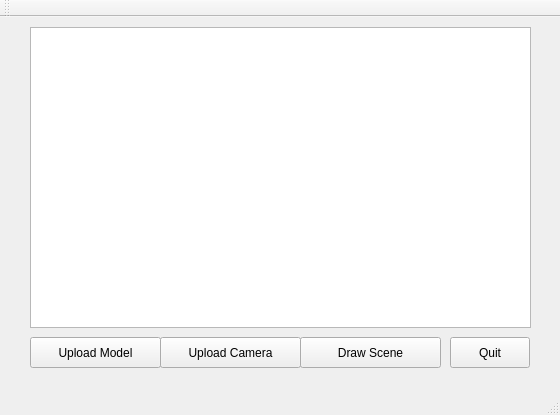
First picture: the form in mainwindow.ui, repository aminbenarieb/oop_lab3, before the edit.
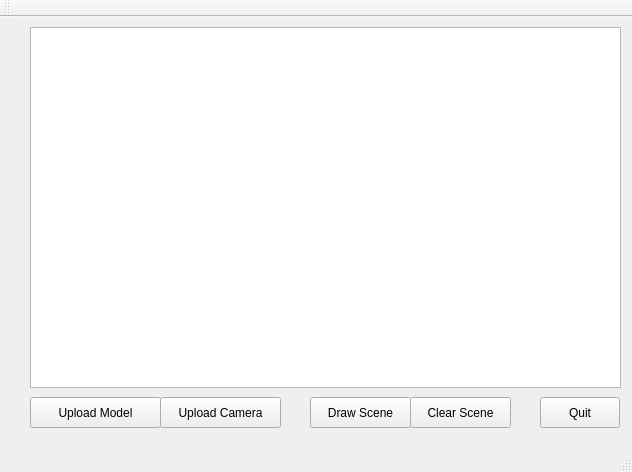
Second picture: the form after the edit.

Patch:
```diff
--- a/mainwindow.ui
+++ b/mainwindow.ui
@@ -6,8 +6,8 @@
    <rect>
     <x>0</x>
     <y>0</y>
-    <width>560</width>
-    <height>415</height>
+    <width>632</width>
+    <height>472</height>
    </rect>
   </property>
   <property name="windowTitle">
@@ -18,7 +18,7 @@
     <property name="geometry">
      <rect>
       <x>30</x>
-      <y>320</y>
+      <y>380</y>
       <width>131</width>
       <height>31</height>
      </rect>
@@ -31,8 +31,8 @@
     <property name="geometry">
      <rect>
       <x>160</x>
-      <y>320</y>
-      <width>141</width>
+      <y>380</y>
+      <width>121</width>
       <height>31</height>
      </rect>
     </property>
@@ -43,8 +43,8 @@
    <widget class="QPushButton" name="buttonQuit">
     <property name="geometry">
      <rect>
-      <x>450</x>
-      <y>320</y>
+      <x>540</x>
+      <y>380</y>
       <width>80</width>
       <height>31</height>
      </rect>
@@ -58,8 +58,8 @@
      <rect>
       <x>30</x>
       <y>10</y>
-      <width>501</width>
-      <height>301</height>
+      <width>591</width>
+      <height>361</height>
      </rect>
     </property>
     <property name="sizePolicy">
@@ -78,9 +78,9 @@
    <widget class="QPushButton" name="buttonDrawScene">
     <property name="geometry">
      <rect>
-      <x>300</x>
-      <y>320</y>
-      <width>141</width>
+      <x>310</x>
+      <y>380</y>
+      <width>101</width>
       <height>31</height>
      </rect>
     </property>
@@ -88,6 +88,19 @@
      <string>Draw Scene</string>
     </property>
    </widget>
+   <widget class="QPushButton" name="buttonClearScene">
+    <property name="geometry">
+     <rect>
+      <x>410</x>
+      <y>380</y>
+      <width>101</width>
+      <height>31</height>
+     </rect>
+    </property>
+    <property name="text">
+     <string>Clear Scene</string>
+    </property>
+   </widget>
   </widget>
   <widget class="QMenuBar" name="menuBar">
    <property name="geometry">
```
Left out of the diff: 2 changed lines with no effect on the pictures.
